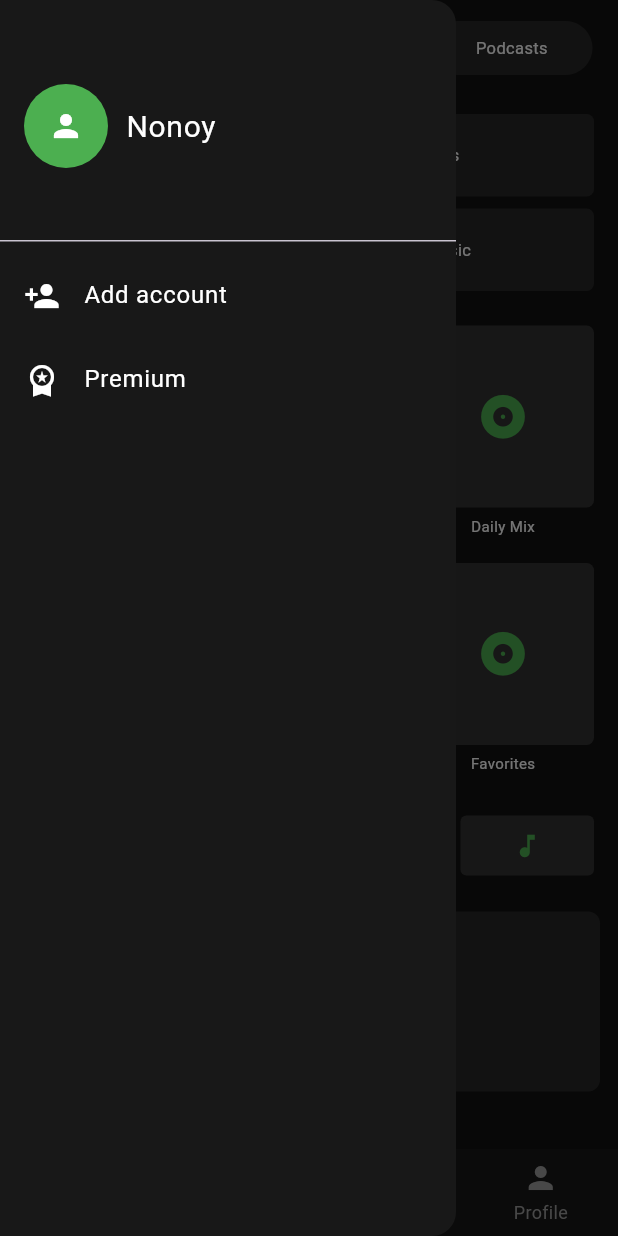
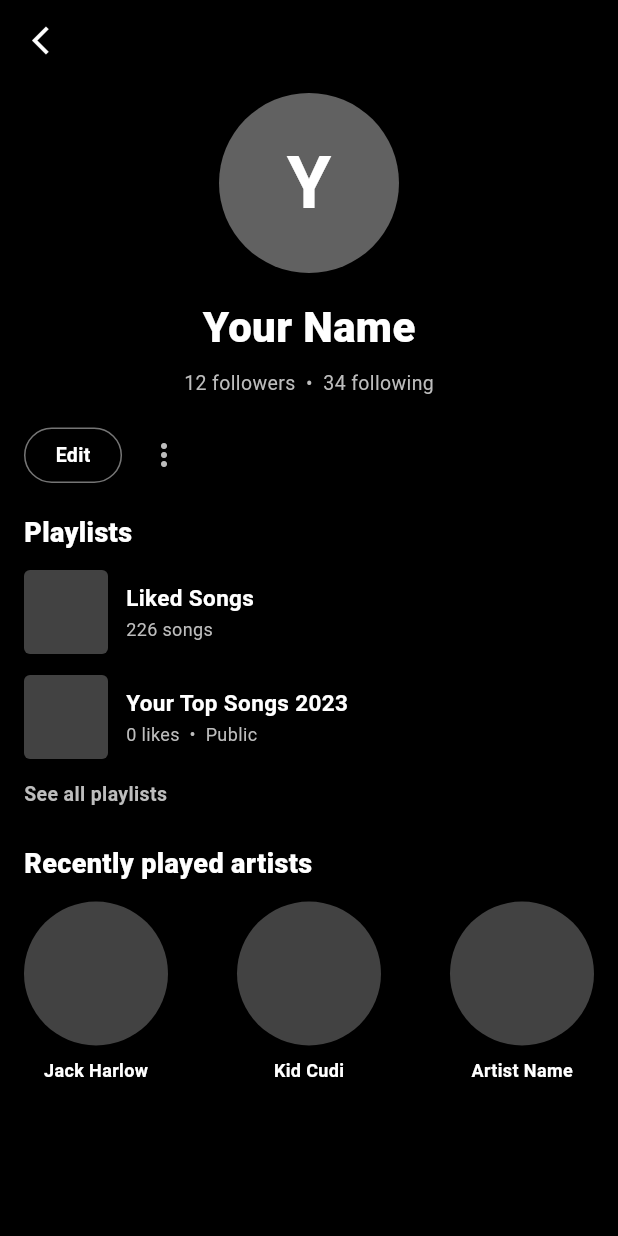
Before and after one commit to nonoyjuswa/Spotify_Proj, a Flutter app: the screen it shows after launch, in the side drawer, after a tap on the "person" icon, on a phone screen of 412 x 824 dp. Run offline on Flutter 3.47's test engine with Material 3 defaults, Android fonts, the phone set to English and light mode, and no system bars.

Commit message:
Applied designated spots for Profile & Search

```diff
--- a/lib/main.dart
+++ b/lib/main.dart
@@ -1,19 +1,35 @@
 import 'package:flutter/material.dart';
 import 'addAccount.dart';
 import 'premium.dart';
+import 'search.dart';
+import 'pofile.dart';
 
 void main() {
   runApp(MaterialApp(
     debugShowCheckedModeBanner: false,
-    home: SpotifyHome(),
+    home: MainShell(),
   ));
 }
 
-class SpotifyHome extends StatelessWidget {
-  const SpotifyHome({super.key});
+class MainShell extends StatefulWidget {
+  const MainShell({super.key});
+
+  @override
+  State<MainShell> createState() => _MainShellState();
+}
+
+class _MainShellState extends State<MainShell> {
+  int currentIndex = 0; // 0 = Home (default)
 
   @override
   Widget build(BuildContext context) {
+    final pages = [
+      SpotifyHome(),
+      SearchPage(),
+      Center(child: Text('Library', style: TextStyle(color: Colors.white))),
+      Center(child: Text('Create', style: TextStyle(color: Colors.white))),
+    ];
+
     return Scaffold(
       backgroundColor: Color(0xFF121212),
 
@@ -22,7 +38,15 @@ class SpotifyHome extends StatelessWidget {
         child: ListView(
           padding: EdgeInsets.zero,
           children: [
-            DrawerHeader(
+            GestureDetector(
+              onTap: () {
+                Navigator.pop(context); // close drawer first
+                Navigator.push(
+                  context,
+                  MaterialPageRoute(builder: (_) => ProfilePage()),
+                );
+              },
+              child: DrawerHeader(
                 child: Row(
                   children: [
                     CircleAvatar(
@@ -31,11 +55,22 @@ class SpotifyHome extends StatelessWidget {
                       child: Icon(Icons.person, color: Colors.white),
                     ),
                     SizedBox(width: 12),
+                    Column(
+                      mainAxisAlignment: MainAxisAlignment.center,
+                      crossAxisAlignment: CrossAxisAlignment.start,
+                      children: [
                         Text(
                           'Nonoy',
                           style: TextStyle(color: Colors.white, fontSize: 20),
                         ),
+                        Text(
+                          'View profile',
+                          style: TextStyle(color: Colors.grey, fontSize: 12),
+                        ),
                       ],
+                    ),
+                  ],
+                ),
               ),
             ),
             ListTile(
@@ -64,7 +99,36 @@ class SpotifyHome extends StatelessWidget {
         ),
       ),
 
-      body: SafeArea(
+      body: pages[currentIndex],
+
+      bottomNavigationBar: BottomNavigationBar(
+        backgroundColor: Color(0xFF181818),
+        currentIndex: currentIndex, // highlights the active tab
+        selectedItemColor: Colors.white,
+        unselectedItemColor: Colors.grey,
+        type: BottomNavigationBarType.fixed,
+        onTap: (index) {
+          setState(() {
+            currentIndex = index;
+          });
+        },
+        items: [
+          BottomNavigationBarItem(icon: Icon(Icons.home), label: "Home"),
+          BottomNavigationBarItem(icon: Icon(Icons.search), label: "Search"),
+          BottomNavigationBarItem(icon: Icon(Icons.library_music), label: "Library"),
+          BottomNavigationBarItem(icon: Icon(Icons.add), label: "Create"),
+        ],
+      ),
+    );
+  }
+}
+
+class SpotifyHome extends StatelessWidget {
+  const SpotifyHome({super.key});
+
+  @override
+  Widget build(BuildContext context) {
+    return SafeArea(
         child: SingleChildScrollView(
           child: Padding(
             padding: EdgeInsets.all(12),
@@ -74,14 +138,12 @@ class SpotifyHome extends StatelessWidget {
                 // TOP PROFILE AND CATEGORIES
                 Row(
                   children: [
-                    Builder(
-                      builder: (context) => GestureDetector(
+                    GestureDetector(
                       onTap: () => Scaffold.of(context).openDrawer(),
                       child: CircleAvatar(
                         radius: 20,
                         backgroundColor: Colors.green,
                         child: Icon(Icons.person, color: Colors.white),
-                        ),
                       ),
                     ),
                     SizedBox(width: 10),
@@ -168,33 +230,6 @@ class SpotifyHome extends StatelessWidget {
               ],
             ),
           ),
-        ),
-      ),
-
-      // BOTTOM NAVIGATION
-      bottomNavigationBar: BottomNavigationBar(
-        backgroundColor: Color(0xFF181818),
-        selectedItemColor: Colors.white,
-        unselectedItemColor: Colors.grey,
-        type: BottomNavigationBarType.fixed,
-        items: [
-          BottomNavigationBarItem(
-            icon: Icon(Icons.home),
-            label: "Home",
-          ),
-          BottomNavigationBarItem(
-            icon: Icon(Icons.search),
-            label: "Search",
-          ),
-          BottomNavigationBarItem(
-            icon: Icon(Icons.library_music),
-            label: "Library",
-          ),
-          BottomNavigationBarItem(
-            icon: Icon(Icons.person),
-            label: "Profile",
-          ),
-        ],
         ),
     );
   }
--- a/lib/pofile.dart
+++ b/lib/pofile.dart
@@ -1,17 +1,11 @@
 import 'package:flutter/material.dart';
 
-void main() {
-  runApp(const MyApp());
-}
-
-class MyApp extends StatelessWidget {
-  const MyApp({super.key});
+class ProfilePage extends StatelessWidget {
+  const ProfilePage({super.key});
 
   @override
   Widget build(BuildContext context) {
-    return MaterialApp(
-      debugShowCheckedModeBanner: false,
-      home: Scaffold(
+    return Scaffold(
         backgroundColor: Colors.black,
         body: SafeArea(
           child: Column(
@@ -26,10 +20,13 @@ class MyApp extends StatelessWidget {
                         // Back button
                         Container(
                           padding: EdgeInsets.only(top: 16, bottom: 8),
-                          child: Icon(
-                            Icons.arrow_back_ios_new,
-                            size: 22,
-                            color: Colors.white,
+                          child: GestureDetector(
+                            onTap: () => Navigator.pop(context),
+                            child: Icon(
+                              Icons.arrow_back_ios_new,
+                              size: 22,
+                              color: Colors.white,
+                            ),
                           ),
                         ),
 
@@ -325,23 +322,6 @@ class MyApp extends StatelessWidget {
             ],
           ),
         ),
-        bottomNavigationBar: BottomNavigationBar(
-          backgroundColor: Color(0xFF181818),
-          currentIndex: 3,
-          selectedItemColor: Colors.white,
-          unselectedItemColor: Colors.grey,
-          type: BottomNavigationBarType.fixed,
-          items: [
-            BottomNavigationBarItem(icon: Icon(Icons.home), label: "Home"),
-            BottomNavigationBarItem(icon: Icon(Icons.search), label: "Search"),
-            BottomNavigationBarItem(
-              icon: Icon(Icons.library_music),
-              label: "Library",
-            ),
-            BottomNavigationBarItem(icon: Icon(Icons.person), label: "Profile"),
-          ],
-        ),
-      ),
     );
   }
 }
```
Also changed, not shown: lib/search.dart (+30 -26 lines). Lines whose indentation alone changed are shown as unchanged.
